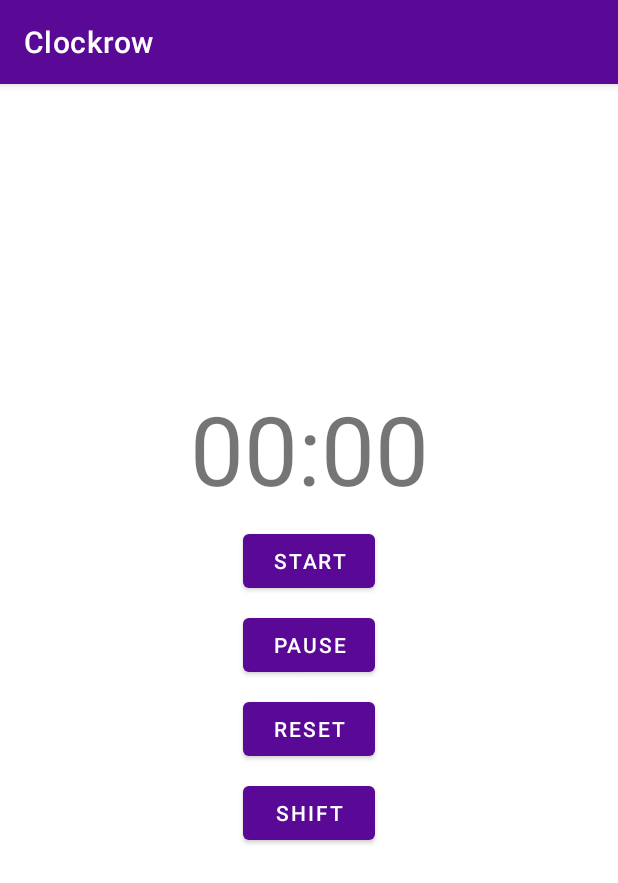
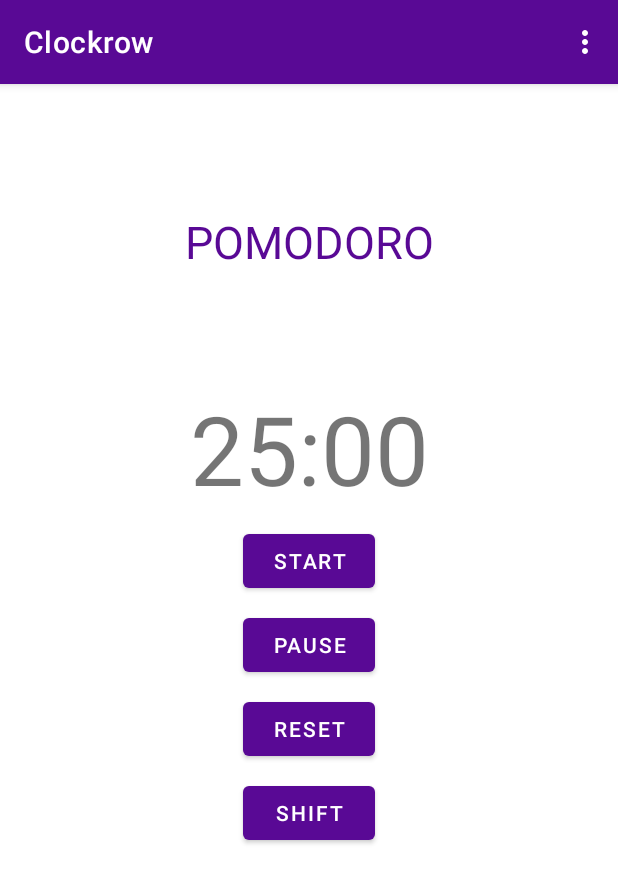
Before and after one commit to Equipo-alfa-super-mega-dinamita/clockrow, an Android app: the ClockActivity screen opened directly, with no data from a screen before it, on a phone screen of 412 x 824 dp. Shown: the top 883 px of the screen. Run offline under Robolectric (Android 15) with nearby library versions, the phone set to English and light mode, and no system bars; 1 statement that could not run was skipped.

```diff
--- a/app/src/main/java/co/edu/unal/clockrow/logic/clock/Marathon.java
+++ b/app/src/main/java/co/edu/unal/clockrow/logic/clock/Marathon.java
@@ -11,7 +11,7 @@ public class Marathon extends Clock {
     private boolean isObligatoryBreak;
 
     public Marathon() {
-        super(60000, 300000, 900000);
+        super(7200000, 300000, 900000);
         setRunning(false);
         setUpMillis();
     }
--- a/app/src/main/java/co/edu/unal/clockrow/logic/clock/Pomodoro.java
+++ b/app/src/main/java/co/edu/unal/clockrow/logic/clock/Pomodoro.java
@@ -12,7 +12,7 @@ public class Pomodoro extends Clock {
 
 
     public Pomodoro() {
-        super(15000, 3000, 900000);
+        super(1500000, 300000, 900000);
         setRunning(false);
         sessionsCount = 0;
         setUptMillis();
--- a/app/src/main/java/co/edu/unal/clockrow/logic/clock/SavingMethod.java
+++ b/app/src/main/java/co/edu/unal/clockrow/logic/clock/SavingMethod.java
@@ -12,7 +12,7 @@ public class SavingMethod extends Clock {
     private static final String TAG = "SavingMethod";
 
     public SavingMethod() {
-        super(30000, 6000, 900000);
+        super(3000000, 600000, 900000);
         setRunning(false);
         sessionsCount = 0;
         mWorkTimeLeftInMillis = getWorkTime();
--- a/app/src/main/java/co/edu/unal/clockrow/view/activity/ClockActivity.java
+++ b/app/src/main/java/co/edu/unal/clockrow/view/activity/ClockActivity.java
@@ -1,22 +1,29 @@
 package co.edu.unal.clockrow.view.activity;
 
+import androidx.annotation.NonNull;
 import androidx.appcompat.app.AppCompatActivity;
 import androidx.lifecycle.ViewModelProvider;
 
 import android.os.Bundle;
 import android.util.Log;
+import android.view.Menu;
+import android.view.MenuInflater;
+import android.view.MenuItem;
 import android.view.View;
 import android.widget.Button;
 import android.widget.TextView;
 
 import co.edu.unal.clockrow.R;
 import co.edu.unal.clockrow.logic.Task;
+import co.edu.unal.clockrow.logic.clock.Pomodoro;
+import co.edu.unal.clockrow.logic.clock.TimeControlMethod;
 import co.edu.unal.clockrow.logic.clock.TimeListener;
 import co.edu.unal.clockrow.view.components.TaskListAdapter;
 import co.edu.unal.clockrow.viewmodel.ClockViewModel;
 
 public class ClockActivity extends AppCompatActivity implements View.OnClickListener {
     private TextView clockText;
+    private TextView methodText;
     private Button startButton;
     private Button pauseButton;
     private Button resetButton;
@@ -36,8 +43,10 @@ public class ClockActivity extends AppCompatActivity implements View.OnClickList
     private void configView() {
         //view model
         clockViewModel = new ViewModelProvider(this).get(ClockViewModel.class);
-        //Buttons
+        clockViewModel.setCtx(getApplicationContext());
+        //Buttons & text
         clockText = findViewById(R.id.timeText);
+        methodText = findViewById(R.id.methodText);
         startButton = findViewById(R.id.startButtonClock);
         pauseButton = findViewById(R.id.puaseButtonClock);
         resetButton = findViewById(R.id.resetButtonClock);
@@ -48,17 +57,47 @@ public class ClockActivity extends AppCompatActivity implements View.OnClickList
         pauseButton.setOnClickListener((View.OnClickListener) this);
         resetButton.setOnClickListener((View.OnClickListener) this);
         shiftButton.setOnClickListener(this);
+
         //set Initial time
         clockText.setText(clockViewModel.getCurrentTime());
+        methodText.setText(clockViewModel.getMethod().toString());
 
         //Task
         Task task = (Task) getIntent().getSerializableExtra(TaskListAdapter.TASK_EXTRA_ID);
         taskTitle = findViewById(R.id.task_title);
         taskTitle.setText(task.getName());
 
+    }
 
 
+    @Override
+    public boolean onCreateOptionsMenu(Menu menu) {
+        super.onCreateOptionsMenu(menu);
 
+        MenuInflater inflater = getMenuInflater();
+        inflater.inflate(R.menu.method_menu, menu);
+        return true;
+    }
+
+    @Override
+    public boolean onOptionsItemSelected(@NonNull MenuItem item) {
+        switch (item.getItemId()){
+            case R.id.method_pomododoro:
+                clockViewModel.setMethod(TimeControlMethod.POMODORO);
+                break;
+
+            case R.id.method_saving:
+                clockViewModel.setMethod(TimeControlMethod.SAVING_METHOD);
+                break;
+
+            case R.id.method_marathon:
+                clockViewModel.setMethod(TimeControlMethod.MARATHON);
+                break;
+
+        }
+        clockText.setText(clockViewModel.getCurrentTime());
+        methodText.setText(clockViewModel.getMethod().toString());
+        return true;
     }
 
     @Override
--- a/app/src/main/java/co/edu/unal/clockrow/view/activity/Task/TaskActivity.java
+++ b/app/src/main/java/co/edu/unal/clockrow/view/activity/Task/TaskActivity.java
@@ -1,22 +1,19 @@
 package co.edu.unal.clockrow.view.activity.Task;
 
-import androidx.annotation.Nullable;
+
 import androidx.appcompat.app.AppCompatActivity;
-import androidx.lifecycle.Observer;
 import androidx.lifecycle.ViewModelProvider;
 import androidx.recyclerview.widget.LinearLayoutManager;
 import androidx.recyclerview.widget.RecyclerView;
 
 import android.content.Intent;
 import android.os.Bundle;
-import android.view.View;
 import android.widget.Toast;
 
 import com.google.android.material.floatingactionbutton.FloatingActionButton;
 
 import java.util.Calendar;
 import java.util.Date;
-import java.util.List;
 import java.util.Objects;
 
 import co.edu.unal.clockrow.R;
--- a/app/src/main/res/layout/activity_clock.xml
+++ b/app/src/main/res/layout/activity_clock.xml
@@ -69,4 +69,16 @@
         app:layout_constraintEnd_toEndOf="parent"
         app:layout_constraintStart_toStartOf="parent"
         app:layout_constraintTop_toBottomOf="@+id/resetButtonClock" />
+
+    <TextView
+        android:id="@+id/methodText"
+        android:layout_width="wrap_content"
+        android:layout_height="wrap_content"
+        android:text="TextView"
+        android:textColor="@color/colorPrimary"
+        android:textSize="30sp"
+        app:layout_constraintBottom_toTopOf="@+id/timeText"
+        app:layout_constraintEnd_toEndOf="parent"
+        app:layout_constraintStart_toStartOf="parent"
+        app:layout_constraintTop_toTopOf="@+id/task_title" />
 </androidx.constraintlayout.widget.ConstraintLayout>
--- /dev/null
+++ b/app/src/main/res/menu/method_menu.xml
@@ -0,0 +1,9 @@
+<?xml version="1.0" encoding="utf-8"?>
+<menu xmlns:android="http://schemas.android.com/apk/res/android">
+    <item android:id="@+id/method_pomododoro"
+        android:title="@string/method_pomododoro"/>
+    <item android:id="@+id/method_saving"
+        android:title="@string/method_saving"/>
+    <item android:id="@+id/method_marathon"
+        android:title="@string/method_marathon"/>
+</menu>
--- /dev/null
+++ b/app/src/main/res/mipmap-anydpi-v26/ic_banner.xml
@@ -0,0 +1,5 @@
+<?xml version="1.0" encoding="utf-8"?>
+<adaptive-icon xmlns:android="http://schemas.android.com/apk/res/android">
+    <background android:drawable="@color/ic_banner_background"/>
+    <foreground android:drawable="@mipmap/ic_banner_foreground"/>
+</adaptive-icon>
--- /dev/null
+++ b/app/src/main/res/values/ic_banner_background.xml
@@ -0,0 +1,4 @@
+<?xml version="1.0" encoding="utf-8"?>
+<resources>
+    <color name="ic_banner_background">#FFFFFF</color>
+</resources>
--- a/app/src/main/res/values/strings.xml
+++ b/app/src/main/res/values/strings.xml
@@ -18,6 +18,9 @@
     <string name="description">Descripción</string>
     <string name="priority">Prioridad</string>
     <string name="duetime">Fecha de entrega</string>
+    <string name="method_pomododoro">Pomodoro</string>
+    <string name="method_saving">Método del ahorro</string>
+    <string name="method_marathon">Método de la maratón</string>
 
     <string-array name="priorities">
         <item>Urgente</item>
```
Also changed, not shown: app/src/main/java/co/edu/unal/clockrow/view/activity/MainActivity.java (+2 -10 lines), app/src/main/java/co/edu/unal/clockrow/viewmodel/ClockViewModel.java (+32 -1 lines), app/src/main/res/layout/activity_main.xml (+8 -13 lines), app/src/main/res/mipmap-xhdpi/ic_banner.png (added), app/src/main/res/mipmap-xhdpi/ic_banner_foreground.png (added), 1 other file.
